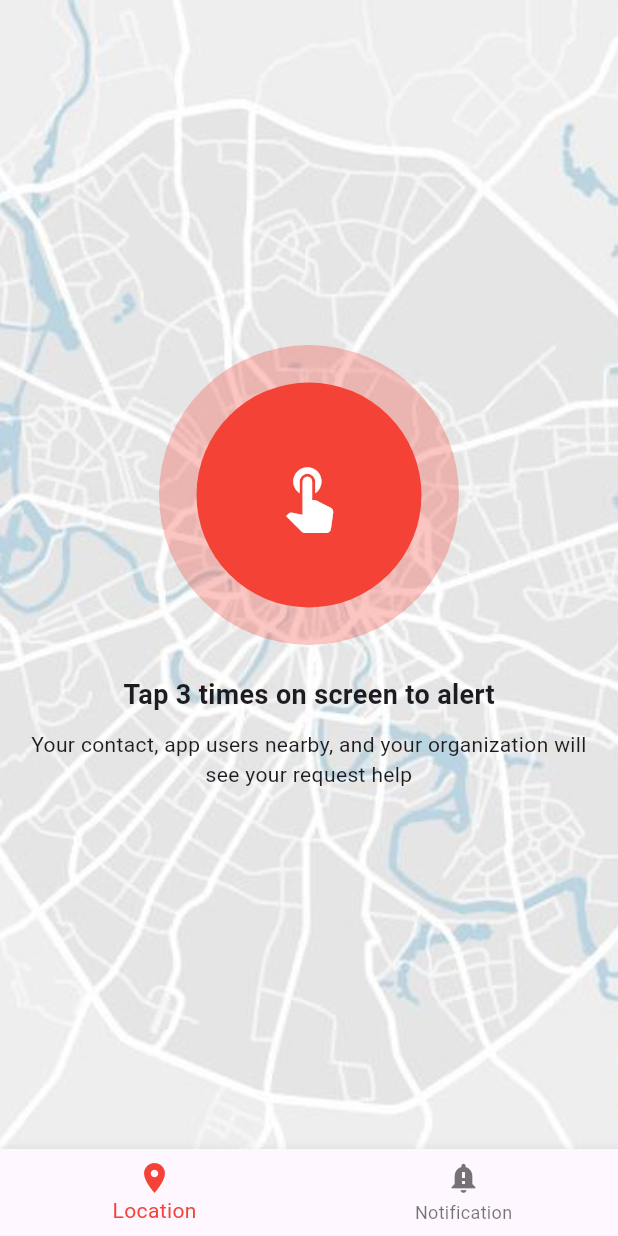
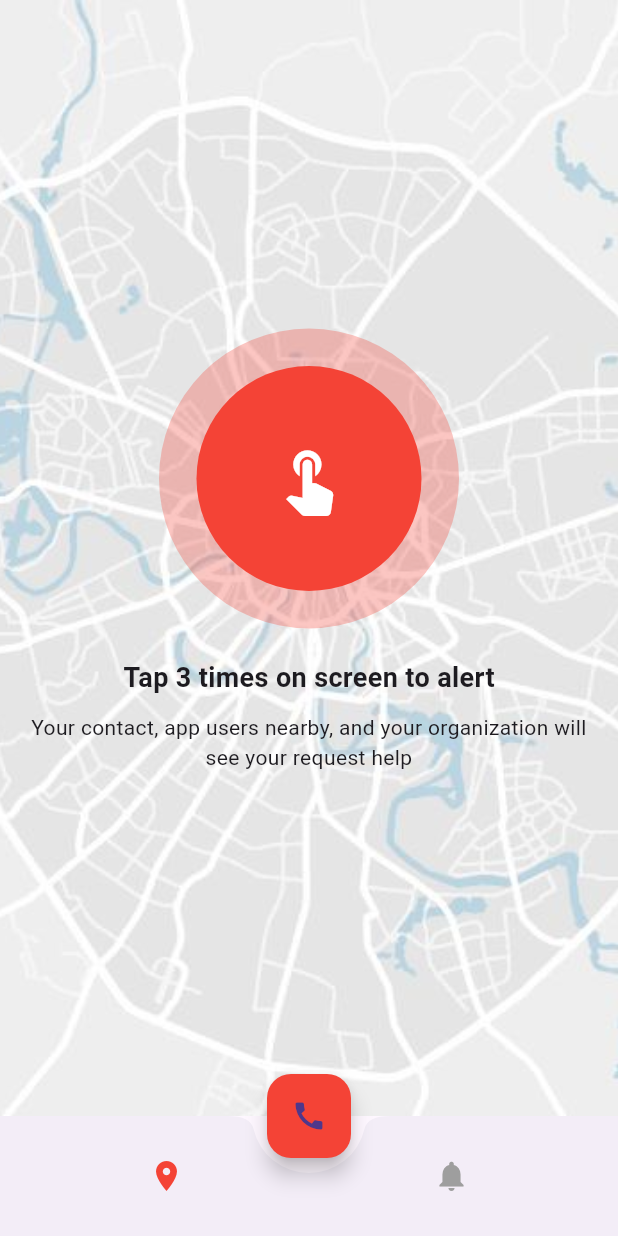
Before and after one commit to arcaneDrive/LifeSprint, a Flutter app: the TestPage screen opened directly, on a phone screen of 412 x 824 dp. Run offline on Flutter 3.47's test engine with Material 3 defaults, Android fonts, the phone set to English and light mode, and no system bars; our stand-ins replace boxicons, cloud_firestore, firebase_auth, firebase_core, flutter_native_splash, fluttertoast and 2 more; accounts and stored records are empty.

Commit message:
final improved ui for hom screen

```diff
--- a/lib/app/reports/testpage.dart
+++ b/lib/app/reports/testpage.dart
@@ -1,6 +1,19 @@
 import 'package:flutter/material.dart';
 
-class TestPage extends StatelessWidget {
+class TestPage extends StatefulWidget {
+  @override
+  _TestPageState createState() => _TestPageState();
+}
+
+class _TestPageState extends State<TestPage> {
+  int _selectedIndex = 0;
+
+  void _onItemTapped(int index) {
+    setState(() {
+      _selectedIndex = index;
+    });
+  }
+
   @override
   Widget build(BuildContext context) {
     return Scaffold(
@@ -70,21 +83,36 @@ class TestPage extends StatelessWidget {
           ),
         ],
       ),
-      bottomNavigationBar: BottomNavigationBar(
-        items: const <BottomNavigationBarItem>[
-          BottomNavigationBarItem(
-            icon: Icon(Icons.location_on),
-            label: 'Location',
-          ),
-          BottomNavigationBarItem(
-            icon: Icon(Icons.notification_important),
-            label: 'Notification',
-          ),
-        ],
-        selectedItemColor: Colors.red,
-        onTap: (index) {
-          // Handle navigation tap
+      bottomNavigationBar: BottomAppBar(
+        shape: CircularNotchedRectangle(),
+        notchMargin: 10,
+        child: Row(
+          mainAxisAlignment: MainAxisAlignment.spaceAround,
+          children: <Widget>[
+            IconButton(
+              icon: Icon(Icons.location_on),
+              onPressed: () {
+                _onItemTapped(0);
+              },
+              color: _selectedIndex == 0 ? Colors.red : Colors.grey,
+            ),
+            IconButton(
+              icon: Icon(Icons.notifications),
+              onPressed: () {
+                _onItemTapped(1);
+              },
+              color: _selectedIndex == 1 ? Colors.red : Colors.grey,
+            ),
+          ],
+        ),
+      ),
+      floatingActionButtonLocation: FloatingActionButtonLocation.centerDocked,
+      floatingActionButton: FloatingActionButton(
+        onPressed: () {
+          // Handle central button press
         },
+        child: Icon(Icons.call),
+        backgroundColor: Colors.red,
       ),
     );
   }
```
